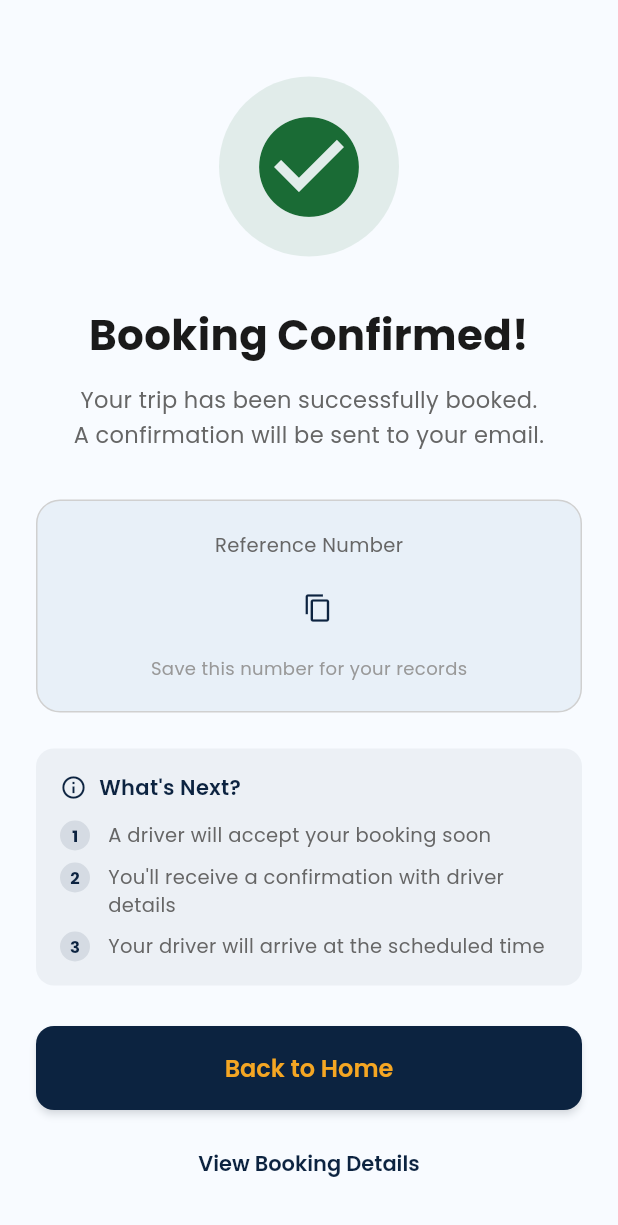
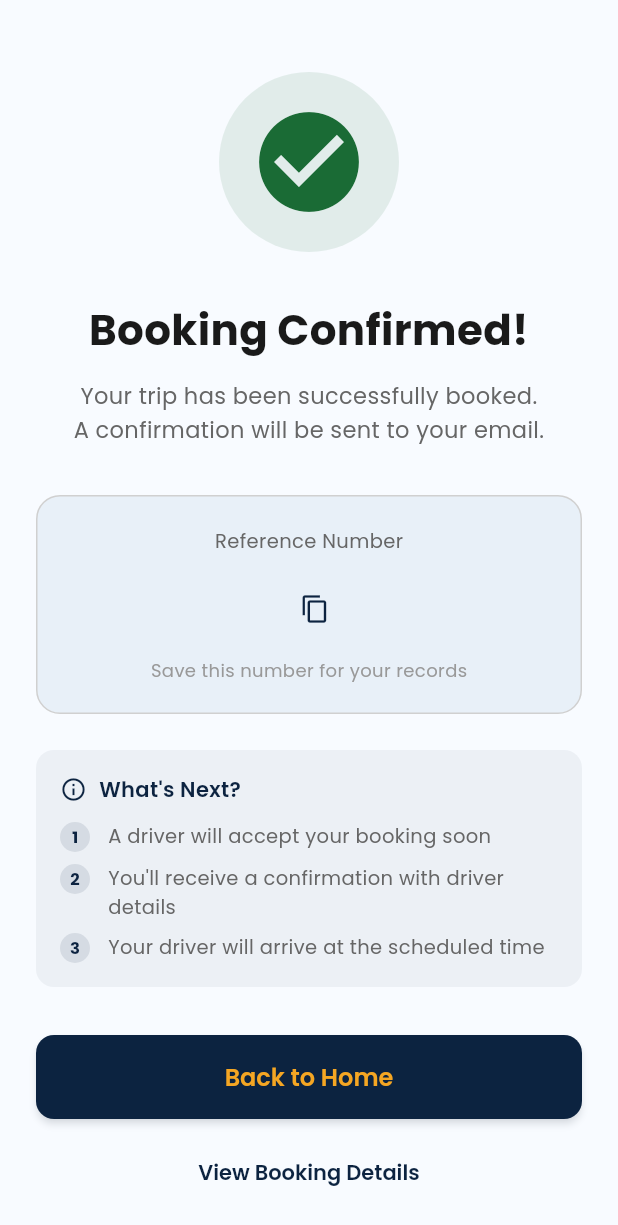
Before and after one commit to rbuhian/trip-reserve, a Flutter app: the BookingSuccessScreen screen opened directly with empty values, on a phone screen of 412 x 824 dp. Shown: the top 1225 px of the screen. Run offline on Flutter 3.47's test engine with Material 3 defaults, Android fonts, the phone set to English and light mode, and no system bars; our stand-ins replace fl_chart, flutter_dotenv, flutter_riverpod, freezed_annotation, geocoding, geolocator and 5 more; accounts and stored records are empty; generated files the repository leaves out were written again; project files that could hold a hidden picture were left out.

Commit message:
fix: prevent UI overflow on booking success screen
- Wrap reference number in FittedBox to scale down for long numbers
- Make content scrollable with SingleChildScrollView
- Add bottom padding to prevent button being cut off by nav bar
- Reduce icon button padding to fit better in row

Co-Authored-By: Claude Opus 4.5 <noreply@anthropic.com>

```diff
--- a/lib/screens/customer/booking/booking_success_screen.dart
+++ b/lib/screens/customer/booking/booking_success_screen.dart
@@ -26,11 +26,19 @@ class BookingSuccessScreen extends ConsumerWidget {
       },
       child: Scaffold(
         body: SafeArea(
-          child: Padding(
+          child: SingleChildScrollView(
             padding: const EdgeInsets.all(24),
+            child: ConstrainedBox(
+              constraints: BoxConstraints(
+                minHeight: MediaQuery.of(context).size.height -
+                    MediaQuery.of(context).padding.top -
+                    MediaQuery.of(context).padding.bottom -
+                    48, // padding
+              ),
               child: Column(
+                mainAxisAlignment: MainAxisAlignment.center,
                 children: [
-                const Spacer(),
+                  const SizedBox(height: 24),
 
                   // Success icon
                 Container(
@@ -91,20 +99,25 @@ class BookingSuccessScreen extends ConsumerWidget {
                           color: AppColors.textMedium,
                         ),
                       ),
-                      const SizedBox(height: 8),
+                      const SizedBox(height: 12),
                       Row(
                         mainAxisAlignment: MainAxisAlignment.center,
                         children: [
-                          Text(
+                          Flexible(
+                            child: FittedBox(
+                              fit: BoxFit.scaleDown,
+                              child: Text(
                                 referenceNumber,
                                 style: TextStyle(
-                              fontSize: 24,
+                                  fontSize: 22,
                                   fontWeight: FontWeight.bold,
                                   color: AppColors.primary,
-                              letterSpacing: 1.5,
+                                  letterSpacing: 1,
                                 ),
                               ),
-                          const SizedBox(width: 12),
+                            ),
+                          ),
+                          const SizedBox(width: 8),
                           IconButton(
                             onPressed: () {
                               Clipboard.setData(
@@ -123,6 +136,11 @@ class BookingSuccessScreen extends ConsumerWidget {
                               color: AppColors.primary,
                             ),
                             tooltip: 'Copy',
+                            padding: EdgeInsets.zero,
+                            constraints: const BoxConstraints(
+                              minWidth: 36,
+                              minHeight: 36,
+                            ),
                           ),
                         ],
                       ),
@@ -186,7 +204,7 @@ class BookingSuccessScreen extends ConsumerWidget {
                   ),
                 ),
 
-                const Spacer(),
+                const SizedBox(height: 32),
 
                 // Buttons
                 SizedBox(
@@ -215,7 +233,10 @@ class BookingSuccessScreen extends ConsumerWidget {
                   },
                   child: const Text('View Booking Details'),
                 ),
+
+                const SizedBox(height: 16),
                 ],
+              ),
             ),
           ),
         ),
```
Lines whose indentation alone changed are shown as unchanged.
